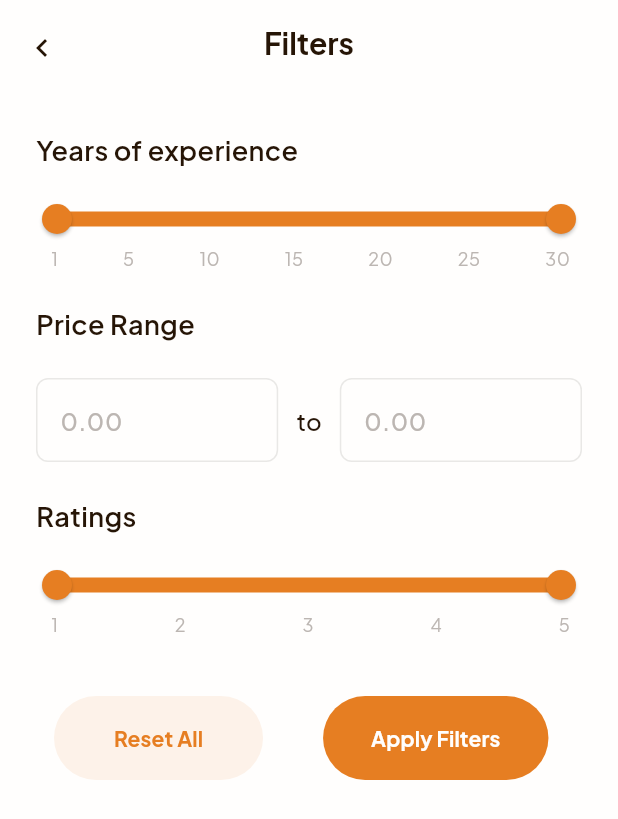
After one commit to awais019/optimum, a Flutter app: the Filters screen opened by its route, after a tap on "Apply Filters", on a phone screen of 412 x 824 dp. The commit adds this screen. Shown: the top 819 px of the screen. Run offline on Flutter 3.47's test engine with Material 3 defaults, Android fonts, the phone set to English and light mode, and no system bars; our stand-ins replace animated_splash_screen, file_picker, fluttertoast, shared_preferences; accounts and stored records are empty; network calls fail.

Commit message:
Added filters screen

```diff
--- a/lib/app_colors.dart
+++ b/lib/app_colors.dart
@@ -2,6 +2,7 @@ import 'package:flutter/material.dart';
 
 class AppColors {
   static const Color primaryColor = Color(0xFFE67E22);
+  static const Color primaryColor50 = Color(0xFFFDF2E9);
   static const Color ellipse = Color(0x05261506);
   static const Color darkNeutrals500 = Color(0xFF261506);
   static const Color darkNeutrals100 = Color(0xFFBCB6B2);
--- a/lib/main.dart
+++ b/lib/main.dart
@@ -1,6 +1,7 @@
 import 'package:flutter/material.dart';
 import 'package:optimum/app_colors.dart';
 import 'package:optimum/pages/doctor_search.dart';
+import 'package:optimum/pages/filters.dart';
 
 // pages
 import 'package:optimum/pages/splash_screen.dart';
@@ -73,6 +74,7 @@ class Optimum extends StatelessWidget {
         "/profile_completion/completed": (context) => const Completed(),
         "/auth/signin": (context) => const SignIn(),
         "/doctor/search": (context) => const DoctorSearch(),
+        "/doctor/filters": (context) => const Filters(),
       },
     );
   }
--- a/lib/pages/doctor_search.dart
+++ b/lib/pages/doctor_search.dart
@@ -77,7 +77,9 @@ class _DoctorSearchState extends State<DoctorSearch> {
                         ),
                         const SizedBox(width: 16.0),
                         IconButton(
-                            onPressed: () {},
+                            onPressed: () {
+                              Navigator.pushNamed(context, "/doctor/filters");
+                            },
                             icon: Container(
                                 decoration: BoxDecoration(
                                     color: AppColors.primaryColor,
--- /dev/null
+++ b/lib/pages/filters.dart
@@ -0,0 +1,423 @@
+import 'package:flutter/material.dart';
+import 'package:optimum/app_colors.dart';
+
+class Filters extends StatefulWidget {
+  const Filters({super.key});
+
+  @override
+  State<Filters> createState() => _FiltersState();
+}
+
+class _FiltersState extends State<Filters> {
+  final _formKey = GlobalKey<FormState>();
+
+  RangeValues _experienceRangeValues = const RangeValues(1.0, 30);
+  RangeValues _ratingRangeValues = const RangeValues(1.0, 5.0);
+
+  TextEditingController minPriceController = TextEditingController();
+  TextEditingController maxPriceController = TextEditingController();
+
+  @override
+  Widget build(BuildContext context) {
+    return Scaffold(
+      appBar: AppBar(
+        leading: IconButton(
+          padding: const EdgeInsets.fromLTRB(0, 8, 0, 0),
+          onPressed: () {
+            Navigator.pop(context);
+          },
+          icon: const Icon(
+            Icons.navigate_before,
+            color: AppColors.darkNeutrals500,
+            size: 24.0,
+          ),
+        ),
+        title: const Text(
+          "Filters",
+          style: TextStyle(
+            fontSize: 20.0,
+            height: 1.25,
+            color: AppColors.darkNeutrals500,
+            fontWeight: FontWeight.w700,
+          ),
+        ),
+      ),
+      body: Padding(
+        padding: const EdgeInsets.symmetric(horizontal: 24.0, vertical: 32.0),
+        child: Form(
+          key: _formKey,
+          child: ListView(children: [
+            const Text(
+              "Years of experience",
+              style: TextStyle(
+                fontSize: 18.0,
+                fontWeight: FontWeight.w600,
+                color: AppColors.darkNeutrals500,
+                height: 1.33,
+              ),
+            ),
+            const SizedBox(height: 24.0),
+            Column(
+              children: [
+                SliderTheme(
+                  data: SliderTheme.of(context).copyWith(
+                    activeTrackColor: AppColors.primaryColor,
+                    inactiveTrackColor: AppColors.primaryColor50,
+                    rangeTrackShape: const RoundedRectRangeSliderTrackShape(),
+                    trackHeight: 8.0,
+                    rangeThumbShape: const RoundRangeSliderThumbShape(
+                        enabledThumbRadius: 10.0),
+                    thumbColor: AppColors.primaryColor,
+                    overlayColor: AppColors.primaryColor50,
+                    tickMarkShape: const RoundSliderTickMarkShape(),
+                    activeTickMarkColor: AppColors.primaryColor,
+                    inactiveTickMarkColor: AppColors.primaryColor50,
+                    overlayShape:
+                        const RoundSliderOverlayShape(overlayRadius: 0),
+                    valueIndicatorShape:
+                        const PaddleSliderValueIndicatorShape(),
+                    valueIndicatorColor: AppColors.primaryColor,
+                    valueIndicatorTextStyle: const TextStyle(
+                      color: Colors.white,
+                    ),
+                  ),
+                  child: RangeSlider(
+                    values: _experienceRangeValues,
+                    min: 1.0,
+                    max: 30.0,
+                    divisions: 29,
+                    labels: RangeLabels(
+                      _experienceRangeValues.start.round().toString(),
+                      _experienceRangeValues.end.round().toString(),
+                    ),
+                    onChanged: (RangeValues values) {
+                      setState(() {
+                        _experienceRangeValues = values;
+                      });
+                    },
+                  ),
+                ),
+                const SizedBox(height: 8.0),
+                const Padding(
+                  padding: EdgeInsets.only(left: 10.0, right: 8.0),
+                  child: Row(
+                    mainAxisAlignment: MainAxisAlignment.spaceBetween,
+                    children: [
+                      Text(
+                        "1",
+                        style: TextStyle(
+                          fontSize: 12.0,
+                          height: 1.33,
+                          color: AppColors.darkNeutrals100,
+                        ),
+                      ),
+                      Text(
+                        "5",
+                        style: TextStyle(
+                          fontSize: 12.0,
+                          height: 1.33,
+                          color: AppColors.darkNeutrals100,
+                        ),
+                      ),
+                      Text(
+                        "10",
+                        style: TextStyle(
+                          fontSize: 12.0,
+                          height: 1.33,
+                          color: AppColors.darkNeutrals100,
+                        ),
+                      ),
+                      Text(
+                        "15",
+                        style: TextStyle(
+                          fontSize: 12.0,
+                          height: 1.33,
+                          color: AppColors.darkNeutrals100,
+                        ),
+                      ),
+                      Text(
+                        "20",
+                        style: TextStyle(
+                          fontSize: 12.0,
+                          height: 1.33,
+                          color: AppColors.darkNeutrals100,
+                        ),
+                      ),
+                      Text(
+                        "25",
+                        style: TextStyle(
+                          fontSize: 12.0,
+                          height: 1.33,
+                          color: AppColors.darkNeutrals100,
+                        ),
+                      ),
+                      Text(
+                        "30",
+                        style: TextStyle(
+                          fontSize: 12.0,
+                          height: 1.33,
+                          color: AppColors.darkNeutrals100,
+                        ),
+                      )
+                    ],
+                  ),
+                )
+              ],
+            ),
+            const SizedBox(height: 24.0),
+            const Text(
+              "Price Range",
+              style: TextStyle(
+                fontSize: 18.0,
+                fontWeight: FontWeight.w600,
+                color: AppColors.darkNeutrals500,
+                height: 1.33,
+              ),
+            ),
+            const SizedBox(height: 24.0),
+            Row(
+              children: [
+                Expanded(
+                  child: TextFormField(
+                    controller: minPriceController,
+                    decoration: InputDecoration(
+                        hintText: '0.00',
+                        hintStyle: const TextStyle(
+                            color: AppColors.darkNeutrals100,
+                            fontSize: 16.0,
+                            height: 1.5,
+                            fontWeight: FontWeight.w500),
+                        focusedBorder: const OutlineInputBorder(
+                          borderSide: BorderSide(
+                              color: AppColors.primaryColor, width: 1.0),
+                        ),
+                        focusedErrorBorder: const OutlineInputBorder(
+                          borderSide: BorderSide(
+                              color: AppColors.primaryColor, width: 1.0),
+                        ),
+                        enabledBorder: OutlineInputBorder(
+                          borderSide: const BorderSide(
+                              color: AppColors.darkNeutrals50, width: 1.0),
+                          borderRadius: BorderRadius.circular(8.0),
+                        ),
+                        errorBorder: const OutlineInputBorder(
+                            borderSide:
+                                BorderSide(color: Colors.red, width: 1.0))),
+                    validator: (value) {
+                      if (value != null &&
+                          value.isNotEmpty &&
+                          (int.tryParse(value) == null)) {
+                        return "Must be numeric";
+                      } else if (value != null &&
+                          value.isNotEmpty &&
+                          int.parse(value) < 0) {
+                        return "Must be positive";
+                      }
+                      return null;
+                    },
+                  ),
+                ),
+                const SizedBox(width: 12.0),
+                const Text("to",
+                    style: TextStyle(
+                      fontSize: 16.0,
+                      fontWeight: FontWeight.w500,
+                      color: AppColors.darkNeutrals500,
+                      height: 1.5,
+                    )),
+                const SizedBox(width: 12.0),
+                Expanded(
+                  child: TextFormField(
+                    controller: maxPriceController,
+                    decoration: InputDecoration(
+                        hintText: '0.00',
+                        hintStyle: const TextStyle(
+                            color: AppColors.darkNeutrals100,
+                            fontSize: 16.0,
+                            height: 1.5,
+                            fontWeight: FontWeight.w500),
+                        focusedBorder: const OutlineInputBorder(
+                          borderSide: BorderSide(
+                              color: AppColors.primaryColor, width: 1.0),
+                        ),
+                        focusedErrorBorder: const OutlineInputBorder(
+                          borderSide: BorderSide(
+                              color: AppColors.primaryColor, width: 1.0),
+                        ),
+                        enabledBorder: OutlineInputBorder(
+                          borderSide: const BorderSide(
+                              color: AppColors.darkNeutrals50, width: 1.0),
+                          borderRadius: BorderRadius.circular(8.0),
+                        ),
+                        errorBorder: const OutlineInputBorder(
+                            borderSide:
+                                BorderSide(color: Colors.red, width: 1.0))),
+                    validator: (value) {
+                      if (value != null &&
+                          value.isNotEmpty &&
+                          int.tryParse(value) == null) {
+                        debugPrint('value $value');
+                        return "Must be numeric";
+                      } else if (value != null &&
+                          value.isNotEmpty &&
+                          int.parse(value) < 0) {
+                        return "Must be positive";
+                      }
+                      return null;
+                    },
+                  ),
+                )
+              ],
+            ),
+            const SizedBox(height: 24.0),
+            const Text(
+              "Ratings",
+              style: TextStyle(
+                fontSize: 18.0,
+                fontWeight: FontWeight.w600,
+                color: AppColors.darkNeutrals500,
+                height: 1.33,
+              ),
+            ),
+            const SizedBox(height: 24.0),
+            Column(
+              children: [
+                SliderTheme(
+                  data: SliderTheme.of(context).copyWith(
+                    activeTrackColor: AppColors.primaryColor,
+                    inactiveTrackColor: AppColors.primaryColor50,
+                    rangeTrackShape: const RoundedRectRangeSliderTrackShape(),
+                    trackHeight: 8.0,
+                    rangeThumbShape: const RoundRangeSliderThumbShape(
+                        enabledThumbRadius: 10.0),
+                    thumbColor: AppColors.primaryColor,
+                    overlayColor: AppColors.primaryColor50,
+                    tickMarkShape: const RoundSliderTickMarkShape(),
+                    activeTickMarkColor: AppColors.primaryColor,
+                    inactiveTickMarkColor: AppColors.primaryColor50,
+                    overlayShape:
+                        const RoundSliderOverlayShape(overlayRadius: 0),
+                    valueIndicatorShape:
+                        const PaddleSliderValueIndicatorShape(),
+                    valueIndicatorColor: AppColors.primaryColor,
+                    valueIndicatorTextStyle: const TextStyle(
+                      color: Colors.white,
+                    ),
+                  ),
+                  child: RangeSlider(
+                    values: _ratingRangeValues,
+                    min: 1.0,
+                    max: 5.0,
+                    divisions: 4,
+                    labels: RangeLabels(
+                      _ratingRangeValues.start.round().toString(),
+                      _ratingRangeValues.end.round().toString(),
+                    ),
+                    onChanged: (RangeValues values) {
+                      setState(() {
+                        _ratingRangeValues = values;
+                      });
+                    },
+                  ),
+                ),
+                const SizedBox(height: 8.0),
+                const Padding(
+                  padding: EdgeInsets.only(left: 10.0, right: 8.0),
+                  child: Row(
+                    mainAxisAlignment: MainAxisAlignment.spaceBetween,
+                    children: [
+                      Text(
+                        "1",
+                        style: TextStyle(
+                          fontSize: 12.0,
+                          height: 1.33,
+                          color: AppColors.darkNeutrals100,
+                        ),
+                      ),
+                      Text(
+                        "2",
+                        style: TextStyle(
+                          fontSize: 12.0,
+                          height: 1.33,
+                          color: AppColors.darkNeutrals100,
+                        ),
+                      ),
+                      Text(
+                        "3",
+                        style: TextStyle(
+                          fontSize: 12.0,
+                          height: 1.33,
+                          color: AppColors.darkNeutrals100,
+                        ),
+                      ),
+                      Text(
+                        "4",
+                        style: TextStyle(
+                          fontSize: 12.0,
+                          height: 1.33,
+                          color: AppColors.darkNeutrals100,
+                        ),
+                      ),
+                      Text(
+                        "5",
+                        style: TextStyle(
+                          fontSize: 12.0,
+                          height: 1.33,
+                          color: AppColors.darkNeutrals100,
+                        ),
+                      ),
+                    ],
+                  ),
+                )
+              ],
+            ),
+            const SizedBox(height: 32.0),
+            Row(children: [
+              TextButton(
+                  onPressed: () {},
+                  child: Container(
+                    padding: const EdgeInsets.symmetric(
+                        horizontal: 40.0, vertical: 18.0),
+                    decoration: BoxDecoration(
+                      borderRadius: BorderRadius.circular(40.0),
+                      color: AppColors.primaryColor50,
+                    ),
+                    child: const Text(
+                      "Reset All",
+                      style: TextStyle(
+                        fontSize: 14.0,
+                        fontWeight: FontWeight.w700,
+                        height: 1.42,
+                        color: AppColors.primaryColor,
+                      ),
+                    ),
+                  )),
+              const SizedBox(width: 16.0),
+              TextButton(
+                  onPressed: () {
+                    _formKey.currentState!.validate();
+                  },
+                  child: Container(
+                    padding: const EdgeInsets.symmetric(
+                        horizontal: 32.0, vertical: 18.0),
+                    decoration: BoxDecoration(
+                      borderRadius: BorderRadius.circular(40.0),
+                      color: AppColors.primaryColor,
+                    ),
+                    child: const Text(
+                      "Apply Filters",
+                      style: TextStyle(
+                        fontSize: 14.0,
+                        fontWeight: FontWeight.w700,
+                        height: 1.42,
+                        color: AppColors.light50,
+                      ),
+                    ),
+                  )),
+            ])
+          ]),
+        ),
+      ),
+    );
+  }
+}
```
